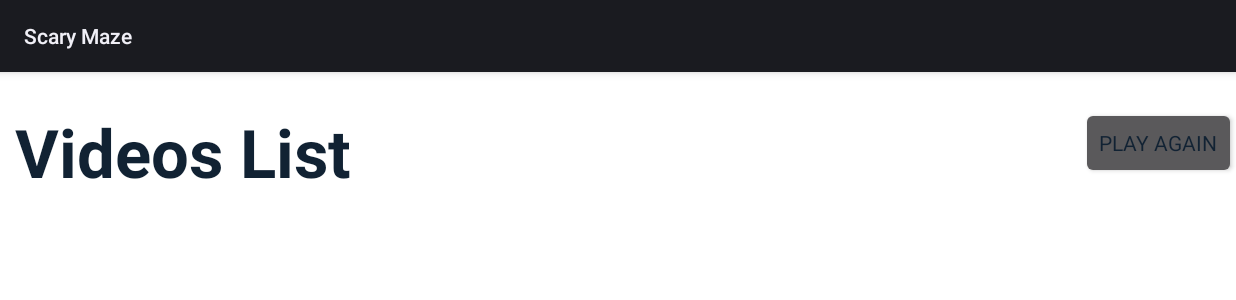
After one commit to ioanbsu/ScaryMaze2, an Android app: the VideosActivity screen opened directly, with no data from a screen before it, on a phone screen of 824 x 412 dp (held sideways). The commit adds this screen. Shown: the top 300 px of the screen. Run offline under Robolectric (Android 15) with nearby library versions, the phone set to English and light mode, and no system bars.

Commit message:
ALPHA 2.0

```diff
--- a/src/main/java/com/artigile/android/game/Constants.java
+++ b/src/main/java/com/artigile/android/game/Constants.java
@@ -4,8 +4,6 @@ package com.artigile.android.game;
  * @author ivanbahdanau
  */
 public class Constants {
-    public static final String GAME_EVENT = "gameEvent";
-    public static final String EVENT_TYPE="eventType";
     public static final String GAME_MODE_RESTART="RESTART";
     public static final String GAME_MODE_EASY="EASY";
 
--- a/src/main/java/com/artigile/android/game/FileUtils.java
+++ b/src/main/java/com/artigile/android/game/FileUtils.java
@@ -20,8 +20,6 @@ public class FileUtils {
     public static File getOutputMediaFile() {
         File mediaStorageDir = getMagicMazeVideosDir();
         if (mediaStorageDir == null) return null;
-
-
         // Create a media file name
         File mediaFile;
         String filePath = mediaStorageDir.getPath() + File.separator + "/" + "blablabla".replace(" ", "_")
--- a/src/main/java/com/artigile/android/game/GameEvents.java
+++ b/src/main/java/com/artigile/android/game/GameEvents.java
@@ -6,6 +6,5 @@ package com.artigile.android.game;
 public enum GameEvents {
     LEVEL_DONE,
     BALL_LEFT_MAZE,
-    SCARED,
-    SCARED_LEVEL_STARTS;
+    SCARED
 }
--- a/src/main/java/com/artigile/android/game/GameView.java
+++ b/src/main/java/com/artigile/android/game/GameView.java
@@ -28,4 +28,8 @@ public abstract class GameView extends SurfaceView {
     public abstract void resetLevel();
 
     public abstract void setGameSettings(SharedPreferences sharedPref);
+
+    public abstract boolean isGameInProgress();
+
+    public abstract void pause();
 }
--- /dev/null
+++ b/src/main/java/com/artigile/android/game/VideosActivity.java
@@ -0,0 +1,65 @@
+package com.artigile.android.game;
+
+import android.app.Activity;
+import android.app.ListActivity;
+import android.content.Intent;
+import android.net.Uri;
+import android.os.Bundle;
+import android.view.View;
+import android.widget.ArrayAdapter;
+import android.widget.ListView;
+import com.artigile.android.R;
+
+import java.io.File;
+import java.util.*;
+
+/**
+ * @author ivanbahdanau
+ */
+public class VideosActivity extends ListActivity {
+
+    private ArrayAdapter<File> listAdapter;
+
+    @Override
+    protected void onCreate(Bundle savedInstanceState) {
+        super.onCreate(savedInstanceState);
+        setContentView(R.layout.videos);
+
+    }
+
+    @Override
+    protected void onStart() {
+        super.onStart();
+        getListView().setItemsCanFocus(false);
+        getListView().setChoiceMode(ListView.CHOICE_MODE_SINGLE);
+        List<File> files = new ArrayList<File>(Arrays.asList(FileUtils.getMagicMazeVideosDir().listFiles()));
+        Collections.sort(files, new Comparator<File>() {
+            @Override
+            public int compare(File file1, File file2) {
+                return (int) (file2.lastModified() - file1.lastModified());
+            }
+        });
+        listAdapter = new ArrayAdapter<File>(this, android.R.layout.simple_list_item_1, files);
+        setListAdapter(listAdapter);
+    }
+
+    @Override
+    protected void onListItemClick(ListView l, View v, int position, long id) {
+        playVideo(listAdapter.getItem(position));
+    }
+
+
+    public void playAgain(View view) {
+        Intent intent = new Intent(this, GameActivity.class);
+        startActivity(intent);
+    }
+
+
+    private void playVideo(File file) {
+        Intent myIntent = new Intent(Intent.ACTION_VIEW);
+        String extension = android.webkit.MimeTypeMap.getFileExtensionFromUrl(Uri.fromFile(file).toString());
+        String mimetype = android.webkit.MimeTypeMap.getSingleton().getMimeTypeFromExtension(extension);
+        myIntent.setDataAndType(Uri.fromFile(file), mimetype);
+        startActivity(myIntent);
+    }
+}
--- a/src/main/java/com/artigile/android/game/maze/math/BallPositionCalculator.java
+++ b/src/main/java/com/artigile/android/game/maze/math/BallPositionCalculator.java
@@ -32,8 +32,6 @@ public class BallPositionCalculator {
             timeDelta = 0;
         }
         ball.setTime(System.nanoTime());
-        accelerationX *= -1;
-        accelerationY *= -1;
 
         ball = checkForZeroSpeed(ball);
         accelerationX = calculateAcceleration(ball.getVelocityX(), accelerationX);
--- /dev/null
+++ b/src/main/res/layout/videos.xml
@@ -0,0 +1,30 @@
+<?xml version="1.0" encoding="utf-8"?>
+<RelativeLayout xmlns:android="http://schemas.android.com/apk/res/android"
+                android:layout_width="fill_parent"
+                android:layout_height="fill_parent"
+        android:background="@android:color/white">
+
+    <TextView
+            android:layout_width="wrap_content"
+            android:layout_height="wrap_content"
+            android:layout_alignParentLeft="true"
+            android:textSize="20pt"
+            android:textColor="#112233"
+            android:textStyle="bold"
+            android:layout_marginLeft="10dp"
+            android:layout_marginTop="23dp"
+            android:text="@string/videos_list"
+            android:id="@+id/textView"/>
+    <Button android:id="@+id/play_one_more_time"
+            android:layout_width="wrap_content"
+            android:layout_height="wrap_content"
+            android:onClick="playAgain"
+            android:text="@string/play_again"
+            android:layout_alignTop="@+id/textView" android:layout_alignParentRight="true"/>
+    <ListView
+            android:id="@android:id/list"
+            android:layout_width="wrap_content"
+            android:layout_height="wrap_content"
+            android:layout_below="@+id/textView"/>
+
+</RelativeLayout>
--- a/src/main/res/values/strings.xml
+++ b/src/main/res/values/strings.xml
@@ -36,4 +36,6 @@
     <string name="failed_label">Failed :(</string>
     <string name="try_again_button">Try Again</string>
     <string name="restart_button">Restart</string>
+    <string name="videos_list">Videos List</string>
+    <string name="play_again">Play Again</string>
 </resources>
--- a/src/main/res/values/style.xml
+++ b/src/main/res/values/style.xml
@@ -17,4 +17,11 @@
         <item name="android:textColor">#EE1111</item>
     </style>
 
+    <style name="Theme.ListFont" parent="@android:style/Widget.ListView">
+        <item name="android:textColor">#112233</item>
+        <item name="android:typeface">sans</item>
+        <item name="android:textViewStyle">@android:style/Widget.Holo.TextView</item>
+        <item name="android:windowFullscreen">true</item>
+    </style>
+
 </resources>
```
Also changed, not shown: src/main/AndroidManifest.xml (+8 -6 lines), src/main/java/com/artigile/android/MainActivity.java (+2 -6 lines), src/main/java/com/artigile/android/game/Game.java (+15 -1 lines), src/main/java/com/artigile/android/game/GameActivity.java (+60 -27 lines), src/main/java/com/artigile/android/game/RecorderService.java (+12 -7 lines), src/main/java/com/artigile/android/game/maze/MagicMazeView.java (+21 -5 lines), src/main/java/com/artigile/android/game/maze/MazeGame.java (+30 -33 lines), src/main/res/layout/main_game_activity.xml (+18 -9 lines), 1 other file.
